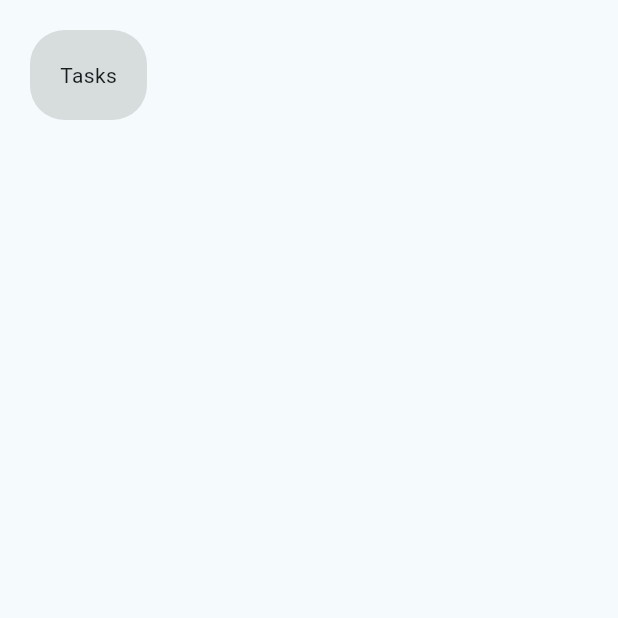
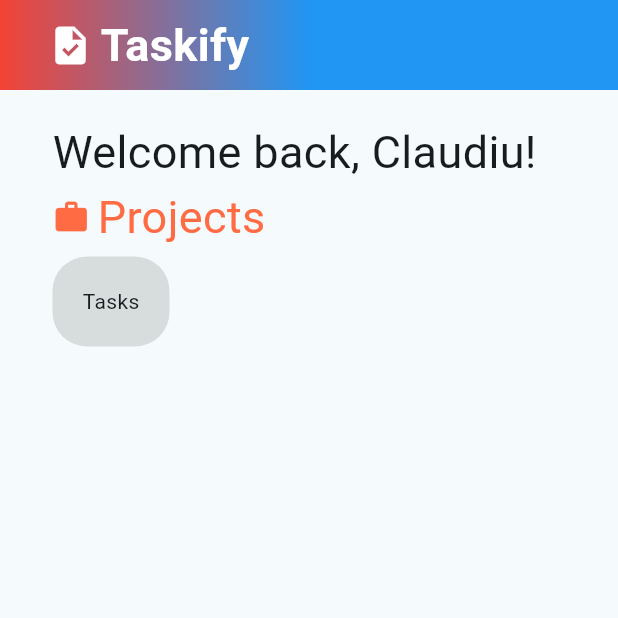
Before and after one commit to sintclau/Taskify, a Flutter app: the screen it shows after launch, on a phone screen of 412 x 824 dp, the top half of it. Run offline on Flutter 3.47's test engine with Material 2 defaults, Android fonts, the phone set to English and light mode, and no system bars.

Commit message:
Added Appbar and started Mainpage design

```diff
--- a/lib/homepage.dart
+++ b/lib/homepage.dart
@@ -1,16 +1,8 @@
 import 'package:flutter/material.dart';
+import 'package:taskify/utils/custom_appbar.dart';
 
 class HomePage extends StatefulWidget {
   const HomePage({super.key});
-
-  // This widget is the home page of your application. It is stateful, meaning
-  // that it has a State object (defined below) that contains fields that affect
-  // how it looks.
-
-  // This class is the configuration for the state. It holds the values (in this
-  // case the title) provided by the parent (in this case the App widget) and
-  // used by the build method of the State. Fields in a Widget subclass are
-  // always marked "final".
 
   @override
   State<HomePage> createState() => _HomePageState();
@@ -21,11 +13,6 @@ class _HomePageState extends State<HomePage> {
 
   void _incrementCounter() {
     setState(() {
-      // This call to setState tells the Flutter framework that something has
-      // changed in this State, which causes it to rerun the build method below
-      // so that the display can reflect the updated values. If we changed
-      // _counter without calling setState(), then the build method would not be
-      // called again, and so nothing would appear to happen.
       _counter++;
     });
   }
@@ -33,14 +20,47 @@ class _HomePageState extends State<HomePage> {
   @override
   Widget build(BuildContext context) {
     return Scaffold(
-      // appBar: AppBar(
-      //   backgroundColor: Theme.of(context).colorScheme.inversePrimary,
-      //   title: const Text("Taskify"),
-      // ),
-      body: Row(mainAxisAlignment: MainAxisAlignment.start, children: [
+      body: Column(
+        crossAxisAlignment: CrossAxisAlignment.start,
+        children: [
+          CustomAppBar(),
+          Padding(
+            padding: const EdgeInsets.only(left: 35, top: 20),
+            child: Column(
+              mainAxisAlignment: MainAxisAlignment.start,
+              crossAxisAlignment: CrossAxisAlignment.start,
+              children: [
+                Text(
+                  "Welcome back, Claudiu!",
+                  style: TextStyle(
+                    fontSize: 30,
+                  ),
+                ),
+                Column(
+                  children: [
+                    const Row(
+                      children: [
+                        Icon(
+                          Icons.work,
+                          size: 25,
+                          color: Color.fromARGB(255, 255, 108, 68),
+                        ),
+                        SizedBox(width: 5),
+                        Text(
+                          "Projects",
+                          style: TextStyle(
+                            fontSize: 30,
+                            color: Color.fromARGB(255, 255, 108, 68),
+                          ),
+                        ),
+                      ],
+                    ),
+                    const SizedBox(
+                      height: 5,
+                    ),
+                    Row(mainAxisAlignment: MainAxisAlignment.start, children: [
                       Container(
-          margin: EdgeInsets.all(20),
-          decoration: BoxDecoration(
+                        decoration: const BoxDecoration(
                           borderRadius: BorderRadius.all(Radius.circular(23)),
                           color: Colors.black12,
                         ),
@@ -52,6 +72,13 @@ class _HomePageState extends State<HomePage> {
                         ),
                       ),
                     ]),
+                  ],
+                ),
+              ],
+            ),
+          ),
+        ],
+      ),
     );
   }
 }
--- /dev/null
+++ b/lib/utils/custom_appbar.dart
@@ -0,0 +1,48 @@
+import "package:flutter/material.dart";
+
+class CustomAppBar extends StatelessWidget {
+  final double barHeight = 60;
+
+  CustomAppBar();
+
+  @override
+  Widget build(BuildContext context) {
+    final double statusbarHeight = MediaQuery.of(context).padding.top;
+
+    return Container(
+      padding: EdgeInsets.only(top: statusbarHeight),
+      height: statusbarHeight + barHeight,
+      width: MediaQuery.of(context).size.width,
+      decoration: const BoxDecoration(
+        gradient: LinearGradient(
+            colors: [Colors.red, Colors.blue],
+            begin: FractionalOffset(0.0, 0.0),
+            end: FractionalOffset(0.5, 0.0),
+            stops: [0.0, 1.0],
+            tileMode: TileMode.clamp),
+      ),
+      child: const Padding(
+        padding: EdgeInsets.only(left: 32),
+        child: Row(
+          children: [
+            Icon(
+              Icons.task,
+              size: 30,
+              color: Colors.white,
+            ),
+            SizedBox(
+              width: 5,
+            ),
+            Text(
+              "Taskify",
+              style: TextStyle(
+                  fontSize: 30.0,
+                  color: Colors.white,
+                  fontWeight: FontWeight.bold),
+            ),
+          ],
+        ),
+      ),
+    );
+  }
+}
```
Also changed, not shown: 1 other file. Lines whose indentation alone changed are shown as unchanged.
